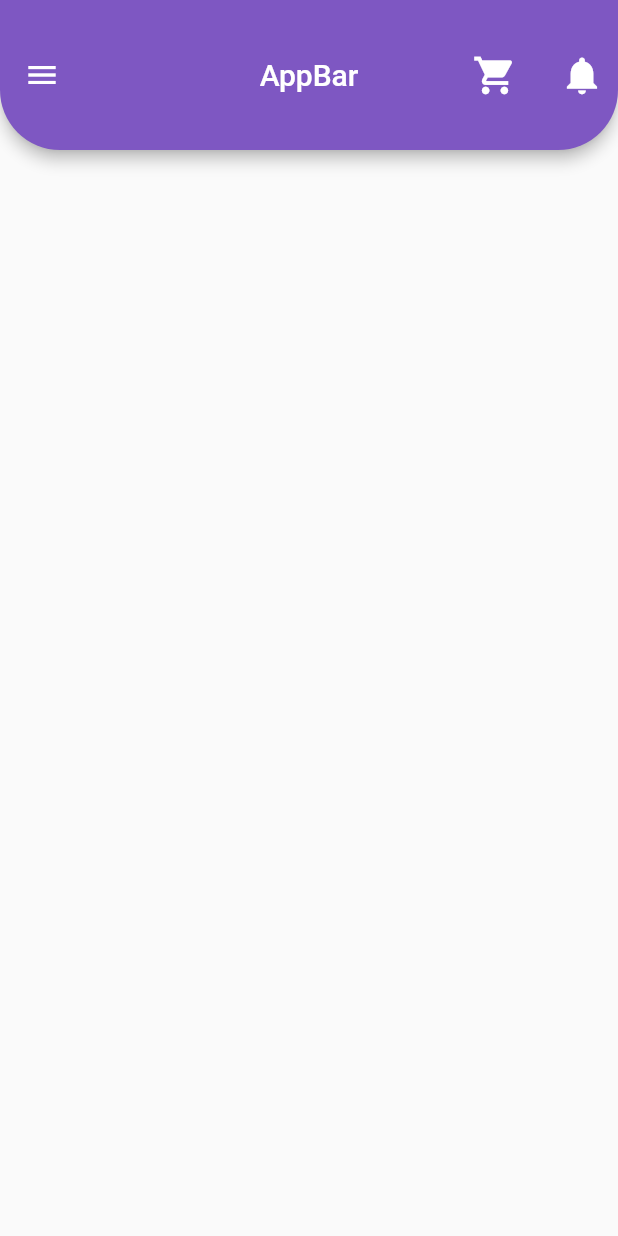
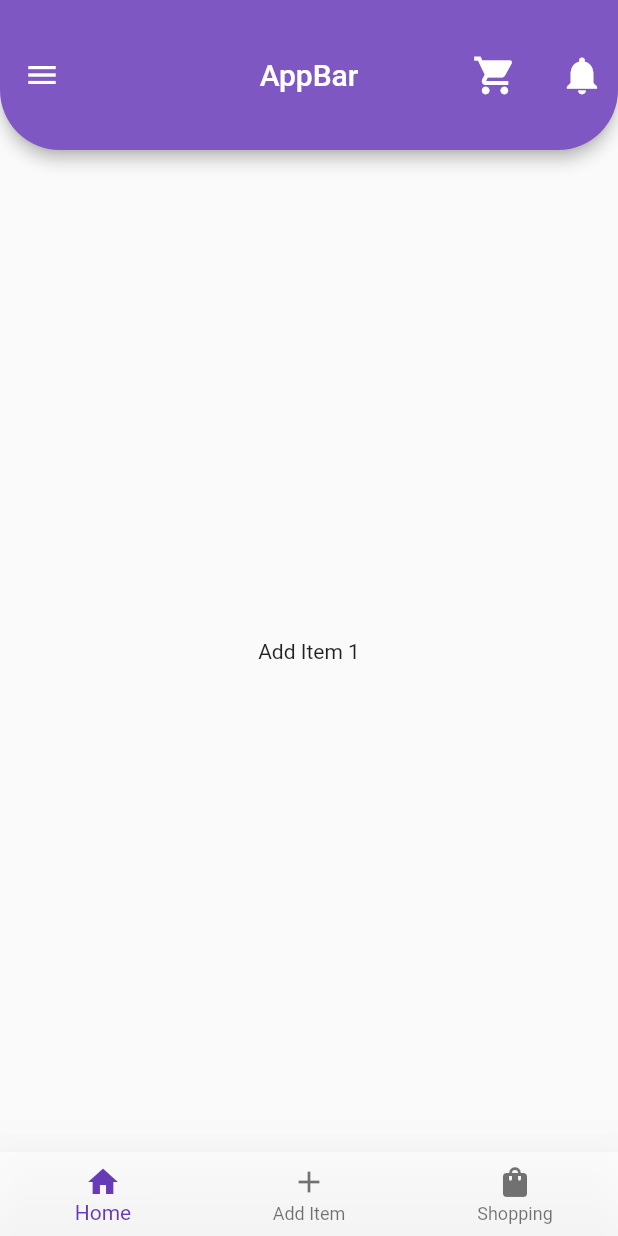
Before and after one commit to DevMeetMunjapara/Flutter-Material, a Flutter app: the screen it shows after launch, on a phone screen of 412 x 824 dp. Run offline on Flutter 3.47's test engine with Material 2 defaults, Android fonts, the phone set to English and light mode, and no system bars.

Commit message:
bottom navigation bar

```diff
--- /dev/null
+++ b/lib/additem.dart
@@ -0,0 +1,14 @@
+import 'package:flutter/cupertino.dart';
+import 'package:flutter/src/widgets/container.dart';
+import 'package:flutter/src/widgets/framework.dart';
+
+class addItem extends StatelessWidget {
+  const addItem({super.key});
+
+  @override
+  Widget build(BuildContext context) {
+    return Container(
+      child: Center(child: Text('Add Item 1')),
+    );
+  }
+}
--- a/lib/main.dart
+++ b/lib/main.dart
@@ -1,17 +1,32 @@
 import 'package:flutter/cupertino.dart';
 import 'package:flutter/material.dart';
 import 'package:flutter/rendering.dart';
+import 'package:flutter_material/additem.dart';
 
 void main() {
   runApp(MyApp());
 }
 
-class MyApp extends StatelessWidget {
+class MyApp extends StatefulWidget {
   const MyApp({super.key});
 
-  myfun() {
-    print('Hello');
+  @override
+  State<MyApp> createState() => _MyAppState();
+}
+
+class _MyAppState extends State<MyApp> {
+  int selectedindex = 0;
+  void _navigateBottombar(int index) {
+    setState(() {
+      selectedindex = index;
+    });
   }
+
+  final List<Widget> _pages = [
+    addItem(),
+    addItem(),
+    addItem(),
+  ];
 
   @override
   Widget build(BuildContext context) {
@@ -102,6 +117,20 @@ class MyApp extends StatelessWidget {
             ),
           ),
         ),
+        body: _pages[selectedindex],
+        bottomNavigationBar: BottomNavigationBar(
+            currentIndex: selectedindex,
+            onTap: _navigateBottombar,
+            type: BottomNavigationBarType.fixed,
+            fixedColor: Colors.deepPurple,
+            elevation: 30,
+            backgroundColor: Colors.white60,
+            items: [
+              BottomNavigationBarItem(icon: Icon(Icons.home), label: "Home"),
+              BottomNavigationBarItem(icon: Icon(Icons.add), label: "Add Item"),
+              BottomNavigationBarItem(
+                  icon: Icon(Icons.shopping_bag_rounded), label: "Shopping"),
+            ]),
       ),
     );
   }
```
